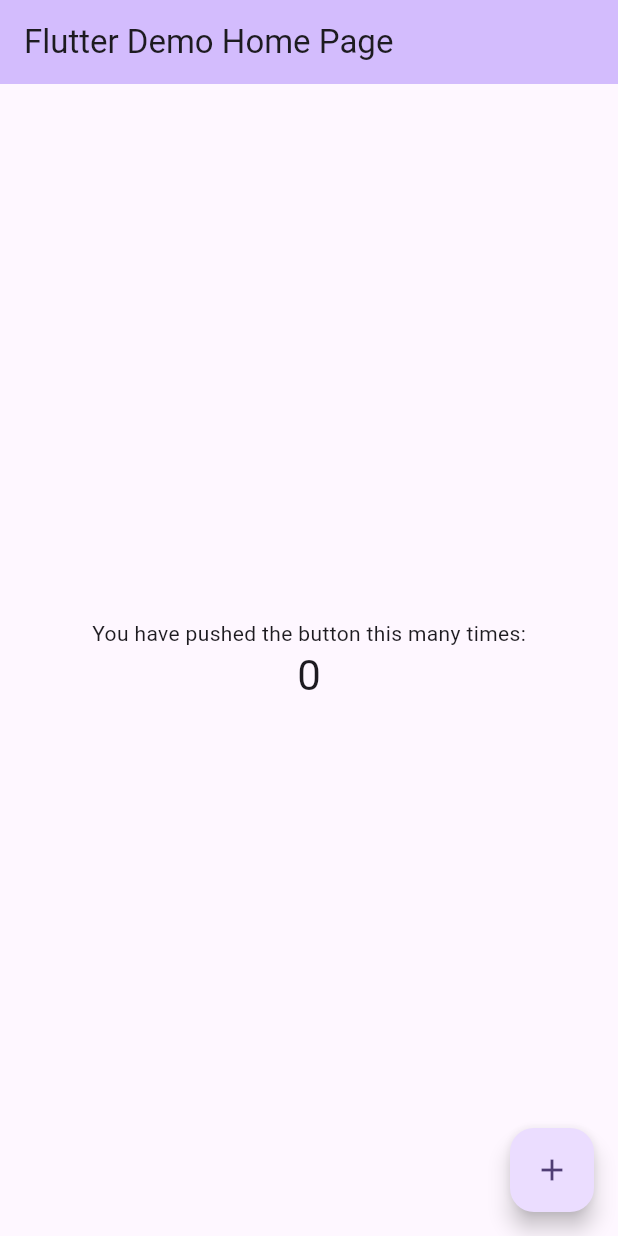
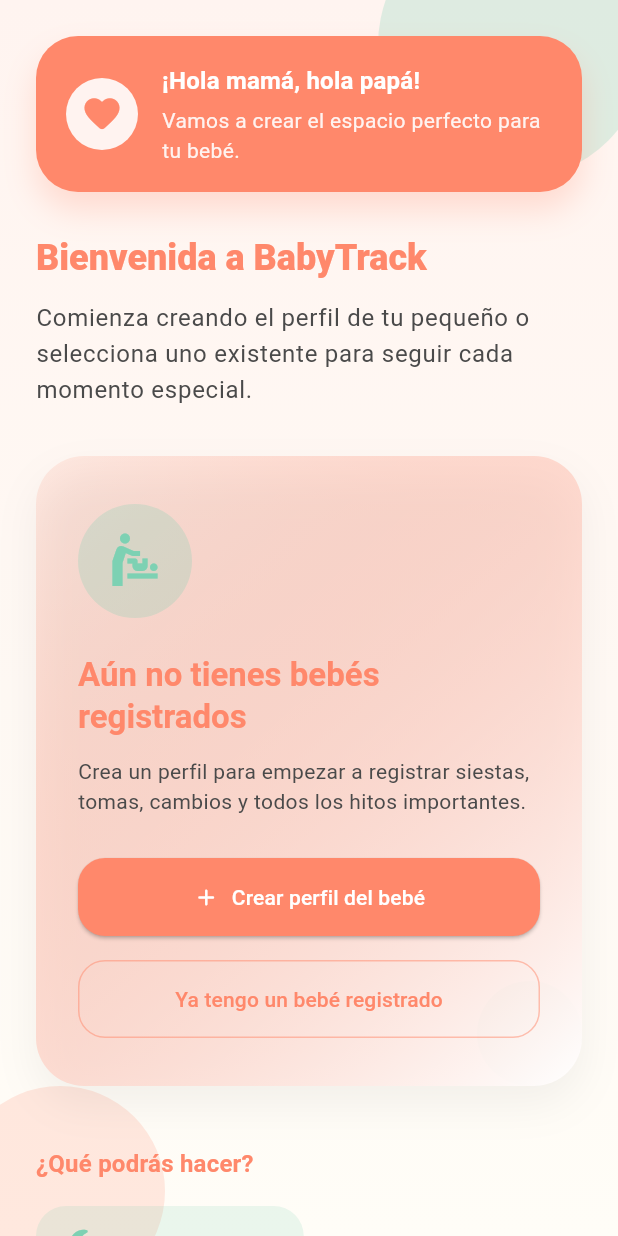
Before and after one commit to FinidiDevSp/baby-track, a Flutter app: the screen it shows after launch, on a phone screen of 412 x 824 dp. Run offline on Flutter 3.47's test engine with Material 3 defaults, Android fonts, the phone set to English and light mode, and no system bars; our stand-ins replace flutter_riverpod.

Commit message:
feat(baby): crea pantalla inicial de selección

```diff
--- a/baby_track_app/lib/app.dart
+++ b/baby_track_app/lib/app.dart
@@ -1,15 +1,33 @@
 import 'package:flutter/material.dart';
 
-class MyApp extends StatelessWidget {
-  const MyApp({super.key});
+import 'features/baby/presentation/pages/baby_selection_page.dart';
+
+class BabyTrackApp extends StatelessWidget {
+  const BabyTrackApp({super.key});
 
   @override
   Widget build(BuildContext context) {
-    return MaterialApp.router(
-      title: 'Flutter Skeleton',
-      theme: ThemeData.light(),
-      darkTheme: ThemeData.dark(),
-      routerConfig: null, // TODO: implement go_router
+    final baseColorScheme = ColorScheme.fromSeed(
+      seedColor: const Color(0xFFFF886B),
+      brightness: Brightness.light,
+    );
+
+    return MaterialApp(
+      title: 'BabyTrack',
+      debugShowCheckedModeBanner: false,
+      theme: ThemeData(
+        colorScheme: baseColorScheme.copyWith(
+          primary: const Color(0xFFFF886B),
+          secondary: const Color(0xFF7DD1B3),
+          surface: Colors.white,
+        ),
+        textTheme: ThemeData.light().textTheme.apply(
+              bodyColor: const Color(0xFF4A4A4A),
+              displayColor: const Color(0xFF4A4A4A),
+            ),
+        useMaterial3: true,
+      ),
+      home: const BabySelectionPage(),
     );
   }
 }
--- /dev/null
+++ b/baby_track_app/lib/features/baby/presentation/pages/baby_selection_page.dart
@@ -0,0 +1,366 @@
+import 'package:flutter/material.dart';
+
+class BabySelectionPage extends StatelessWidget {
+  const BabySelectionPage({super.key});
+
+  @override
+  Widget build(BuildContext context) {
+    final colorScheme = Theme.of(context).colorScheme;
+
+    return Scaffold(
+      body: Container(
+        decoration: const BoxDecoration(
+          gradient: LinearGradient(
+            begin: Alignment.topCenter,
+            end: Alignment.bottomCenter,
+            colors: [
+              Color(0xFFFFF4F0),
+              Color(0xFFFFFDF7),
+            ],
+          ),
+        ),
+        child: SafeArea(
+          child: Stack(
+            children: [
+              Positioned(
+                top: -60,
+                right: -20,
+                child: _DecorativeBubble(
+                  size: 180,
+                  color: colorScheme.secondary.withOpacity(0.25),
+                ),
+              ),
+              Positioned(
+                bottom: -40,
+                left: -30,
+                child: _DecorativeBubble(
+                  size: 140,
+                  color: colorScheme.primary.withOpacity(0.18),
+                ),
+              ),
+              Positioned(
+                bottom: 100,
+                right: 24,
+                child: _DecorativeBubble(
+                  size: 70,
+                  color: colorScheme.secondary.withOpacity(0.2),
+                ),
+              ),
+              SingleChildScrollView(
+                padding: const EdgeInsets.symmetric(horizontal: 24, vertical: 24),
+                child: Column(
+                  crossAxisAlignment: CrossAxisAlignment.start,
+                  children: [
+                    _Header(colorScheme: colorScheme),
+                    const SizedBox(height: 32),
+                    const _EmptyStateCard(),
+                    const SizedBox(height: 40),
+                    const _QuickActions(),
+                  ],
+                ),
+              ),
+            ],
+          ),
+        ),
+      ),
+    );
+  }
+}
+
+class _Header extends StatelessWidget {
+  const _Header({required this.colorScheme});
+
+  final ColorScheme colorScheme;
+
+  @override
+  Widget build(BuildContext context) {
+    final textTheme = Theme.of(context).textTheme;
+
+    return Column(
+      crossAxisAlignment: CrossAxisAlignment.start,
+      children: [
+        Container(
+          padding: const EdgeInsets.symmetric(horizontal: 20, vertical: 18),
+          decoration: BoxDecoration(
+            color: colorScheme.primary,
+            borderRadius: BorderRadius.circular(28),
+            boxShadow: [
+              BoxShadow(
+                color: colorScheme.primary.withOpacity(0.25),
+                blurRadius: 18,
+                offset: const Offset(0, 12),
+              ),
+            ],
+          ),
+          child: Row(
+            children: [
+              Container(
+                width: 48,
+                height: 48,
+                decoration: BoxDecoration(
+                  color: Colors.white.withOpacity(0.9),
+                  shape: BoxShape.circle,
+                ),
+                child: Icon(
+                  Icons.favorite_rounded,
+                  color: colorScheme.primary,
+                  size: 28,
+                ),
+              ),
+              const SizedBox(width: 16),
+              Expanded(
+                child: Column(
+                  crossAxisAlignment: CrossAxisAlignment.start,
+                  children: [
+                    Text(
+                      '¡Hola mamá, hola papá!',
+                      style: textTheme.titleMedium?.copyWith(
+                        color: Colors.white,
+                        fontWeight: FontWeight.w700,
+                      ),
+                    ),
+                    const SizedBox(height: 4),
+                    Text(
+                      'Vamos a crear el espacio perfecto para tu bebé.',
+                      style: textTheme.bodyMedium?.copyWith(
+                        color: Colors.white.withOpacity(0.9),
+                      ),
+                    ),
+                  ],
+                ),
+              ),
+            ],
+          ),
+        ),
+        const SizedBox(height: 28),
+        Text(
+          'Bienvenida a BabyTrack',
+          style: textTheme.headlineSmall?.copyWith(
+            color: colorScheme.primary,
+            fontWeight: FontWeight.w800,
+          ),
+        ),
+        const SizedBox(height: 12),
+        Text(
+          'Comienza creando el perfil de tu pequeño o selecciona uno existente para seguir cada momento especial.',
+          style: textTheme.bodyLarge,
+        ),
+      ],
+    );
+  }
+}
+
+class _EmptyStateCard extends StatelessWidget {
+  const _EmptyStateCard();
+
+  @override
+  Widget build(BuildContext context) {
+    final colorScheme = Theme.of(context).colorScheme;
+    final textTheme = Theme.of(context).textTheme;
+
+    return DecoratedBox(
+      decoration: BoxDecoration(
+        borderRadius: BorderRadius.circular(32),
+        gradient: LinearGradient(
+          colors: [
+            colorScheme.primary.withOpacity(0.12),
+            Colors.white,
+          ],
+          begin: Alignment.topLeft,
+          end: Alignment.bottomRight,
+        ),
+        boxShadow: [
+          BoxShadow(
+            color: Colors.black.withOpacity(0.05),
+            blurRadius: 24,
+            offset: const Offset(0, 12),
+          ),
+        ],
+      ),
+      child: Padding(
+        padding: const EdgeInsets.symmetric(horizontal: 28, vertical: 32),
+        child: Column(
+          crossAxisAlignment: CrossAxisAlignment.start,
+          children: [
+            Container(
+              padding: const EdgeInsets.all(18),
+              decoration: BoxDecoration(
+                color: colorScheme.secondary.withOpacity(0.25),
+                shape: BoxShape.circle,
+              ),
+              child: Icon(
+                Icons.baby_changing_station,
+                size: 40,
+                color: colorScheme.secondary,
+              ),
+            ),
+            const SizedBox(height: 24),
+            Text(
+              'Aún no tienes bebés registrados',
+              style: textTheme.titleLarge?.copyWith(
+                fontWeight: FontWeight.w700,
+                color: colorScheme.primary,
+              ),
+            ),
+            const SizedBox(height: 12),
+            Text(
+              'Crea un perfil para empezar a registrar siestas, tomas, cambios y todos los hitos importantes.',
+              style: textTheme.bodyMedium,
+            ),
+            const SizedBox(height: 28),
+            Row(
+              children: [
+                Expanded(
+                  child: ElevatedButton.icon(
+                    onPressed: () {
+                      // TODO: Implement baby creation flow.
+                    },
+                    style: ElevatedButton.styleFrom(
+                      backgroundColor: colorScheme.primary,
+                      foregroundColor: Colors.white,
+                      padding: const EdgeInsets.symmetric(vertical: 16),
+                      shape: RoundedRectangleBorder(
+                        borderRadius: BorderRadius.circular(18),
+                      ),
+                    ),
+                    icon: const Icon(Icons.add_rounded),
+                    label: const Text(
+                      'Crear perfil del bebé',
+                      textAlign: TextAlign.center,
+                    ),
+                  ),
+                ),
+              ],
+            ),
+            const SizedBox(height: 16),
+            SizedBox(
+              width: double.infinity,
+              child: OutlinedButton(
+                onPressed: () {
+                  // TODO: Implement navigation to baby selection.
+                },
+                style: OutlinedButton.styleFrom(
+                  foregroundColor: colorScheme.primary,
+                  side: BorderSide(color: colorScheme.primary.withOpacity(0.5)),
+                  padding: const EdgeInsets.symmetric(vertical: 16),
+                  shape: RoundedRectangleBorder(
+                    borderRadius: BorderRadius.circular(18),
+                  ),
+                ),
+                child: const Text('Ya tengo un bebé registrado'),
+              ),
+            ),
+          ],
+        ),
+      ),
+    );
+  }
+}
+
+class _QuickActions extends StatelessWidget {
+  const _QuickActions();
+
+  @override
+  Widget build(BuildContext context) {
+    final colorScheme = Theme.of(context).colorScheme;
+    final textTheme = Theme.of(context).textTheme;
+
+    return Column(
+      crossAxisAlignment: CrossAxisAlignment.start,
+      children: [
+        Text(
+          '¿Qué podrás hacer?',
+          style: textTheme.titleMedium?.copyWith(
+            fontWeight: FontWeight.w700,
+            color: colorScheme.primary,
+          ),
+        ),
+        const SizedBox(height: 16),
+        Wrap(
+          spacing: 16,
+          runSpacing: 16,
+          children: const [
+            _QuickActionChip(
+              icon: Icons.nightlight_round,
+              label: 'Registrar siestas',
+              color: Color(0xFF7DD1B3),
+            ),
+            _QuickActionChip(
+              icon: Icons.local_drink,
+              label: 'Controlar tomas',
+              color: Color(0xFFFFB86C),
+            ),
+            _QuickActionChip(
+              icon: Icons.favorite_border,
+              label: 'Guardar hitos',
+              color: Color(0xFFFF8AB8),
+            ),
+          ],
+        ),
+      ],
+    );
+  }
+}
+
+class _QuickActionChip extends StatelessWidget {
+  const _QuickActionChip({
+    required this.icon,
+    required this.label,
+    required this.color,
+  });
+
+  final IconData icon;
+  final String label;
+  final Color color;
+
+  @override
+  Widget build(BuildContext context) {
+    return Container(
+      padding: const EdgeInsets.symmetric(horizontal: 18, vertical: 14),
+      decoration: BoxDecoration(
+        color: color.withOpacity(0.16),
+        borderRadius: BorderRadius.circular(20),
+      ),
+      child: Row(
+        mainAxisSize: MainAxisSize.min,
+        children: [
+          Icon(
+            icon,
+            color: color,
+            size: 22,
+          ),
+          const SizedBox(width: 10),
+          Text(
+            label,
+            style: Theme.of(context).textTheme.bodyMedium?.copyWith(
+                  fontWeight: FontWeight.w600,
+                  color: const Color(0xFF4A4A4A),
+                ),
+          ),
+        ],
+      ),
+    );
+  }
+}
+
+class _DecorativeBubble extends StatelessWidget {
+  const _DecorativeBubble({
+    required this.size,
+    required this.color,
+  });
+
+  final double size;
+  final Color color;
+
+  @override
+  Widget build(BuildContext context) {
+    return Container(
+      width: size,
+      height: size,
+      decoration: BoxDecoration(
+        color: color,
+        shape: BoxShape.circle,
+      ),
+    );
+  }
+}
--- a/baby_track_app/lib/main.dart
+++ b/baby_track_app/lib/main.dart
@@ -1,122 +1,7 @@
 import 'package:flutter/material.dart';
 
+import 'app.dart';
+
 void main() {
-  runApp(const MyApp());
+  runApp(const BabyTrackApp());
 }
-
-class MyApp extends StatelessWidget {
-  const MyApp({super.key});
-
-  // This widget is the root of your application.
-  @override
-  Widget build(BuildContext context) {
-    return MaterialApp(
-      title: 'Flutter Demo',
-      theme: ThemeData(
-        // This is the theme of your application.
-        //
-        // TRY THIS: Try running your application with "flutter run". You'll see
-        // the application has a purple toolbar. Then, without quitting the app,
-        // try changing the seedColor in the colorScheme below to Colors.green
-        // and then invoke "hot reload" (save your changes or press the "hot
-        // reload" button in a Flutter-supported IDE, or press "r" if you used
-        // the command line to start the app).
-        //
-        // Notice that the counter didn't reset back to zero; the application
-        // state is not lost during the reload. To reset the state, use hot
-        // restart instead.
-        //
-        // This works for code too, not just values: Most code changes can be
-        // tested with just a hot reload.
-        colorScheme: ColorScheme.fromSeed(seedColor: Colors.deepPurple),
-      ),
-      home: const MyHomePage(title: 'Flutter Demo Home Page'),
-    );
-  }
-}
-
-class MyHomePage extends StatefulWidget {
-  const MyHomePage({super.key, required this.title});
-
-  // This widget is the home page of your application. It is stateful, meaning
-  // that it has a State object (defined below) that contains fields that affect
-  // how it looks.
-
-  // This class is the configuration for the state. It holds the values (in this
-  // case the title) provided by the parent (in this case the App widget) and
-  // used by the build method of the State. Fields in a Widget subclass are
-  // always marked "final".
-
-  final String title;
-
-  @override
-  State<MyHomePage> createState() => _MyHomePageState();
-}
-
-class _MyHomePageState extends State<MyHomePage> {
-  int _counter = 0;
-
-  void _incrementCounter() {
-    setState(() {
-      // This call to setState tells the Flutter framework that something has
-      // changed in this State, which causes it to rerun the build method below
-      // so that the display can reflect the updated values. If we changed
-      // _counter without calling setState(), then the build method would not be
-      // called again, and so nothing would appear to happen.
-      _counter++;
-    });
-  }
-
-  @override
-  Widget build(BuildContext context) {
-    // This method is rerun every time setState is called, for instance as done
-    // by the _incrementCounter method above.
-    //
-    // The Flutter framework has been optimized to make rerunning build methods
-    // fast, so that you can just rebuild anything that needs updating rather
-    // than having to individually change instances of widgets.
-    return Scaffold(
-      appBar: AppBar(
-        // TRY THIS: Try changing the color here to a specific color (to
-        // Colors.amber, perhaps?) and trigger a hot reload to see the AppBar
-        // change color while the other colors stay the same.
-        backgroundColor: Theme.of(context).colorScheme.inversePrimary,
-        // Here we take the value from the MyHomePage object that was created by
-        // the App.build method, and use it to set our appbar title.
-        title: Text(widget.title),
-      ),
-      body: Center(
-        // Center is a layout widget. It takes a single child and positions it
-        // in the middle of the parent.
-        child: Column(
-          // Column is also a layout widget. It takes a list of children and
-          // arranges them vertically. By default, it sizes itself to fit its
-          // children horizontally, and tries to be as tall as its parent.
-          //
-          // Column has various properties to control how it sizes itself and
-          // how it positions its children. Here we use mainAxisAlignment to
-          // center the children vertically; the main axis here is the vertical
-          // axis because Columns are vertical (the cross axis would be
-          // horizontal).
-          //
-          // TRY THIS: Invoke "debug painting" (choose the "Toggle Debug Paint"
-          // action in the IDE, or press "p" in the console), to see the
-          // wireframe for each widget.
-          mainAxisAlignment: MainAxisAlignment.center,
-          children: <Widget>[
-            const Text('You have pushed the button this many times:'),
-            Text(
-              '$_counter',
-              style: Theme.of(context).textTheme.headlineMedium,
-            ),
-          ],
-        ),
-      ),
-      floatingActionButton: FloatingActionButton(
-        onPressed: _incrementCounter,
-        tooltip: 'Increment',
-        child: const Icon(Icons.add),
-      ), // This trailing comma makes auto-formatting nicer for build methods.
-    );
-  }
-}
```
